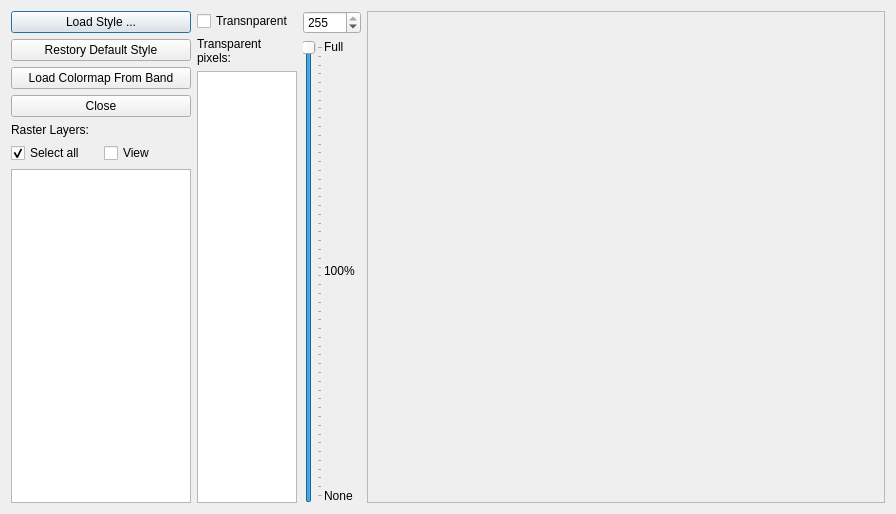
The window that multiqml.ui (AKU-Abt-Archaeologie-Liechtenstein/qgis_multiqml) describes before a commit, drawn with Qt 5.
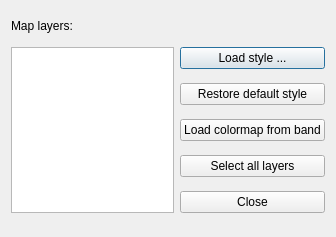
The same window after the commit.

```diff
--- a/multiqml.ui
+++ b/multiqml.ui
@@ -5,272 +5,78 @@
    <rect>
     <x>0</x>
     <y>0</y>
-    <width>896</width>
-    <height>514</height>
+    <width>336</width>
+    <height>237</height>
    </rect>
   </property>
   <property name="windowTitle" >
    <string>Dialog</string>
   </property>
-  <layout class="QHBoxLayout" name="horizontalLayout_2" >
-   <item>
-    <layout class="QVBoxLayout" name="verticalLayout" >
-     <item>
-      <widget class="QPushButton" name="pbnLoadStyle" >
-       <property name="text" >
-        <string>Load Style ...</string>
-       </property>
-      </widget>
-     </item>
-     <item>
-      <widget class="QPushButton" name="pbnDefaultStyle" >
-       <property name="text" >
-        <string>Restory Default Style</string>
-       </property>
-      </widget>
-     </item>
-     <item>
-      <widget class="QPushButton" name="pbnLoadColormapFromBand" >
-       <property name="text" >
-        <string>Load Colormap From Band</string>
-       </property>
-      </widget>
-     </item>
-     <item>
-      <widget class="QPushButton" name="pbnClose" >
-       <property name="text" >
-        <string>Close</string>
-       </property>
-      </widget>
-     </item>
-     <item>
-      <widget class="QLabel" name="label" >
-       <property name="text" >
-        <string>Raster Layers:</string>
-       </property>
-       <property name="buddy" >
-        <cstring>lvRasterLayers</cstring>
-       </property>
-      </widget>
-     </item>
-     <item>
-      <layout class="QHBoxLayout" name="horizontalLayout" >
-       <item>
-        <widget class="QCheckBox" name="chbxSelectAllLayers" >
-         <property name="text" >
-          <string>Select all</string>
-         </property>
-         <property name="checked" >
-          <bool>true</bool>
-         </property>
-        </widget>
-       </item>
-       <item>
-        <widget class="QCheckBox" name="chbxViewLayers" >
-         <property name="text" >
-          <string>View</string>
-         </property>
-        </widget>
-       </item>
-      </layout>
-     </item>
-     <item>
-      <widget class="QListView" name="lvRasterLayers" >
-       <property name="sizePolicy" >
-        <sizepolicy vsizetype="Expanding" hsizetype="Minimum" >
-         <horstretch>0</horstretch>
-         <verstretch>0</verstretch>
-        </sizepolicy>
-       </property>
-       <property name="maximumSize" >
-        <size>
-         <width>180</width>
-         <height>16777215</height>
-        </size>
-       </property>
-      </widget>
-     </item>
-    </layout>
-   </item>
-   <item>
-    <layout class="QVBoxLayout" name="verticalLayout_2" >
-     <item>
-      <widget class="QCheckBox" name="chbxTransparentLayer" >
-       <property name="text" >
-        <string>Transnparent</string>
-       </property>
-      </widget>
-     </item>
-     <item>
-      <widget class="QLabel" name="label_2" >
-       <property name="sizePolicy" >
-        <sizepolicy vsizetype="Preferred" hsizetype="Maximum" >
-         <horstretch>0</horstretch>
-         <verstretch>0</verstretch>
-        </sizepolicy>
-       </property>
-       <property name="text" >
-        <string>Transparent
-pixels:</string>
-       </property>
-       <property name="buddy" >
-        <cstring>lvTransparency</cstring>
-       </property>
-      </widget>
-     </item>
-     <item>
-      <widget class="QListView" name="lvTransparency" >
-       <property name="sizePolicy" >
-        <sizepolicy vsizetype="MinimumExpanding" hsizetype="Fixed" >
-         <horstretch>100</horstretch>
-         <verstretch>0</verstretch>
-        </sizepolicy>
-       </property>
-       <property name="maximumSize" >
-        <size>
-         <width>100</width>
-         <height>16777215</height>
-        </size>
-       </property>
-      </widget>
-     </item>
-    </layout>
-   </item>
-   <item>
-    <layout class="QGridLayout" name="gridLayout" >
-     <property name="horizontalSpacing" >
-      <number>1</number>
+  <layout class="QGridLayout" name="gridLayout" >
+   <item row="0" column="0" >
+    <widget class="QLabel" name="label" >
+     <property name="sizePolicy" >
+      <sizepolicy vsizetype="Fixed" hsizetype="Preferred" >
+       <horstretch>0</horstretch>
+       <verstretch>0</verstretch>
+      </sizepolicy>
      </property>
-     <item rowspan="5" row="1" column="0" >
-      <widget class="QSlider" name="vslValueTransparency" >
-       <property name="minimum" >
-        <number>0</number>
-       </property>
-       <property name="maximum" >
-        <number>255</number>
-       </property>
-       <property name="value" >
-        <number>255</number>
-       </property>
-       <property name="orientation" >
-        <enum>Qt::Vertical</enum>
-       </property>
-       <property name="invertedAppearance" >
-        <bool>false</bool>
-       </property>
-       <property name="invertedControls" >
-        <bool>false</bool>
-       </property>
-       <property name="tickPosition" >
-        <enum>QSlider::TicksBelow</enum>
-       </property>
-       <property name="tickInterval" >
-        <number>5</number>
-       </property>
-      </widget>
-     </item>
-     <item row="1" column="1" >
-      <widget class="QLabel" name="label_5" >
-       <property name="text" >
-        <string>Full</string>
-       </property>
-       <property name="buddy" >
-        <cstring>vslValueTransparency</cstring>
-       </property>
-      </widget>
-     </item>
-     <item row="2" column="1" >
-      <spacer name="verticalSpacer_2" >
-       <property name="orientation" >
-        <enum>Qt::Vertical</enum>
-       </property>
-       <property name="sizeHint" stdset="0" >
-        <size>
-         <width>30</width>
-         <height>205</height>
-        </size>
-       </property>
-      </spacer>
-     </item>
-     <item row="3" column="1" >
-      <widget class="QLabel" name="lbTransparencyValuePercant" >
-       <property name="sizePolicy" >
-        <sizepolicy vsizetype="Maximum" hsizetype="Fixed" >
-         <horstretch>0</horstretch>
-         <verstretch>0</verstretch>
-        </sizepolicy>
-       </property>
-       <property name="minimumSize" >
-        <size>
-         <width>37</width>
-         <height>0</height>
-        </size>
-       </property>
-       <property name="maximumSize" >
-        <size>
-         <width>37</width>
-         <height>16777215</height>
-        </size>
-       </property>
-       <property name="frameShape" >
-        <enum>QFrame::NoFrame</enum>
-       </property>
-       <property name="text" >
-        <string>100%</string>
-       </property>
-       <property name="buddy" >
-        <cstring>vslValueTransparency</cstring>
-       </property>
-      </widget>
-     </item>
-     <item row="4" column="1" >
-      <spacer name="verticalSpacer" >
-       <property name="orientation" >
-        <enum>Qt::Vertical</enum>
-       </property>
-       <property name="sizeHint" stdset="0" >
-        <size>
-         <width>30</width>
-         <height>205</height>
-        </size>
-       </property>
-      </spacer>
-     </item>
-     <item row="5" column="1" >
-      <widget class="QLabel" name="label_3" >
-       <property name="text" >
-        <string>None</string>
-       </property>
-       <property name="buddy" >
-        <cstring>vslValueTransparency</cstring>
-       </property>
-      </widget>
-     </item>
-     <item row="0" column="0" colspan="2" >
-      <widget class="QSpinBox" name="sbxValueTransparency" >
-       <property name="maximum" >
-        <number>255</number>
-       </property>
-       <property name="value" >
-        <number>255</number>
-       </property>
-      </widget>
-     </item>
-    </layout>
+     <property name="text" >
+      <string>Map layers:</string>
+     </property>
+     <property name="buddy" >
+      <cstring>lvMapLayers</cstring>
+     </property>
+    </widget>
    </item>
-   <item>
-    <widget class="QFrame" name="canvasFrame" >
+   <item rowspan="5" row="1" column="0" >
+    <widget class="QListView" name="lvMapLayers" >
      <property name="sizePolicy" >
       <sizepolicy vsizetype="Expanding" hsizetype="Expanding" >
        <horstretch>0</horstretch>
        <verstretch>0</verstretch>
       </sizepolicy>
      </property>
-     <property name="frameShape" >
-      <enum>QFrame::StyledPanel</enum>
+     <property name="maximumSize" >
+      <size>
+       <width>180</width>
+       <height>16777215</height>
+      </size>
      </property>
-     <property name="frameShadow" >
-      <enum>QFrame::Raised</enum>
+    </widget>
+   </item>
+   <item row="1" column="1" >
+    <widget class="QPushButton" name="pbnLoadStyle" >
+     <property name="text" >
+      <string>Load style ...</string>
+     </property>
+    </widget>
+   </item>
+   <item row="2" column="1" >
+    <widget class="QPushButton" name="pbnRestoreDefaultStyle" >
+     <property name="text" >
+      <string>Restore default style</string>
+     </property>
+    </widget>
+   </item>
+   <item row="3" column="1" >
+    <widget class="QPushButton" name="pbnLoadColormapFromBand" >
+     <property name="text" >
+      <string>Load colormap from band</string>
+     </property>
+    </widget>
+   </item>
+   <item row="4" column="1" >
+    <widget class="QPushButton" name="pbnSelectAllLayers" >
+     <property name="text" >
+      <string>Select all layers</string>
+     </property>
+    </widget>
+   </item>
+   <item row="5" column="1" >
+    <widget class="QPushButton" name="pbnClose" >
+     <property name="text" >
+      <string>Close</string>
      </property>
     </widget>
    </item>
```
Left out of the diff: 44 changed lines with no effect on the pictures.
